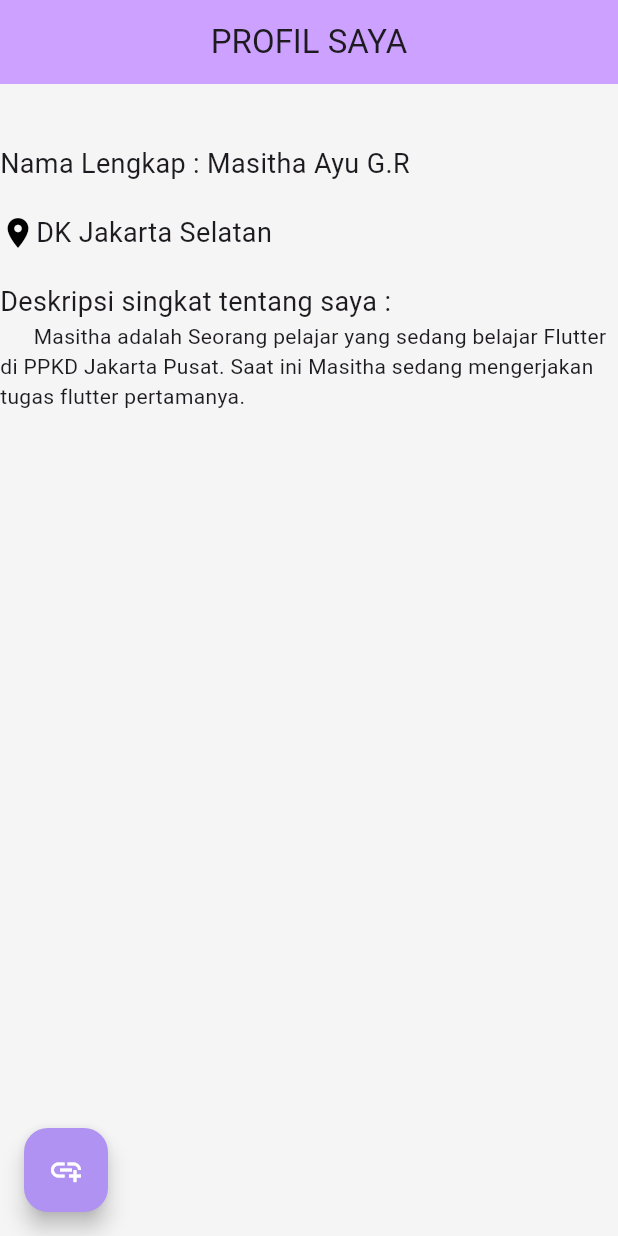
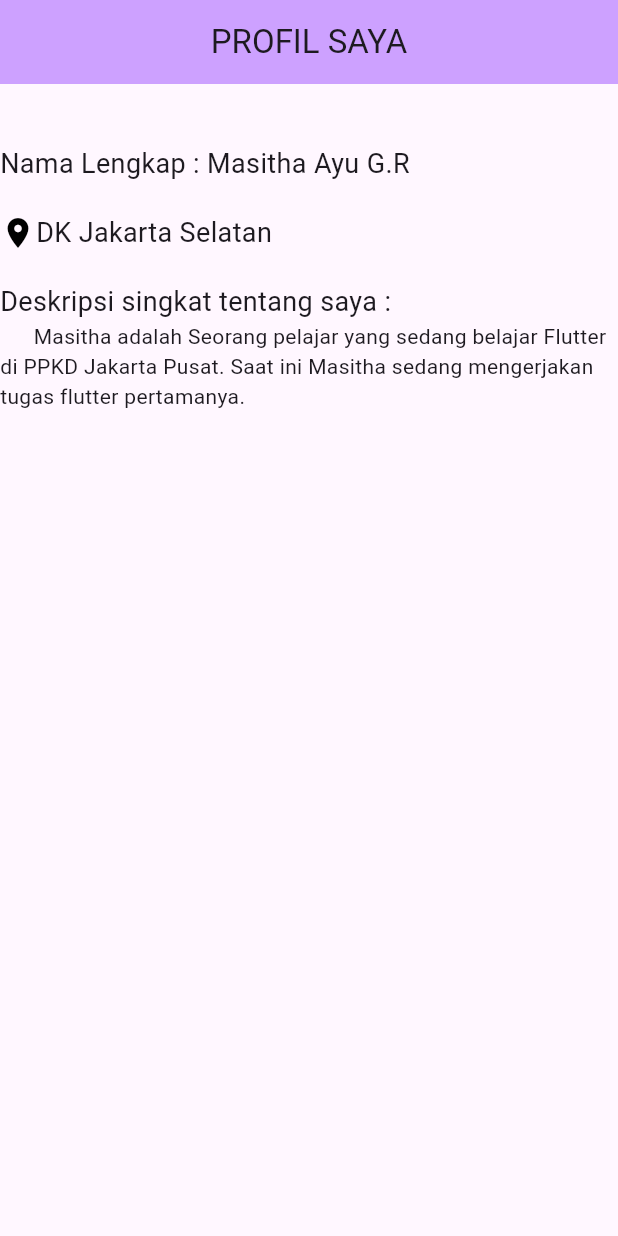
Before and after one commit to masithagaluh27/PPKD-Masitha-Flutter, a Flutter app: the screen it shows after launch, on a phone screen of 412 x 824 dp. Run offline on Flutter 3.47's test engine with Material 3 defaults, Android fonts, the phone set to English and light mode, and no system bars.

Commit message:
tugas 1 flutter

```diff
--- a/ppkd_flutter_masitha/lib/meet_1/tugas_1_flutter.dart
+++ b/ppkd_flutter_masitha/lib/meet_1/tugas_1_flutter.dart
@@ -10,12 +10,6 @@ class Tugas1Flutter extends StatelessWidget {
         backgroundColor: const Color.fromARGB(255, 205, 161, 255),
         title: const Text("PROFIL SAYA" ,),
         centerTitle: true,
-      ),
-      backgroundColor: Colors.grey[100], // Background color
-      floatingActionButton: FloatingActionButton(
-        backgroundColor: const Color.fromARGB(255, 175, 146, 241),
-        child: const Icon(Icons.add_link, color: Colors.white),
-        onPressed: () {}, // Kosongkan dulu
       ),
       floatingActionButtonLocation: FloatingActionButtonLocation.startFloat,
       body: Column(
```
